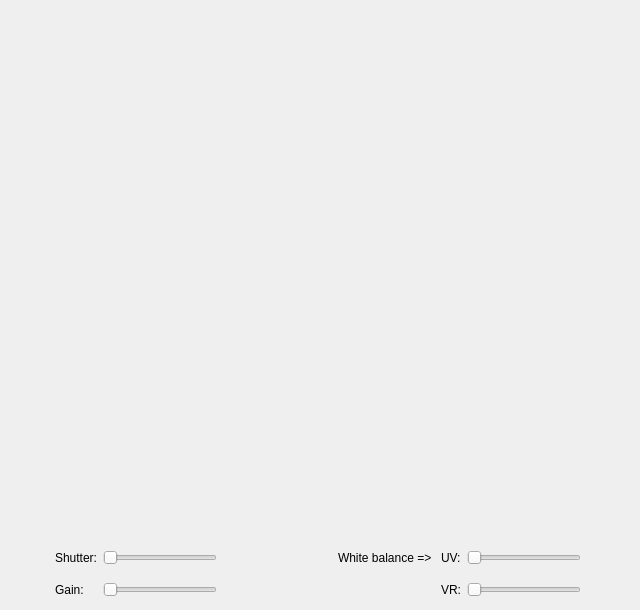
This is videodialog.ui in MJAS1/vidman as Qt 5 draws it before an edit. The edited form follows.
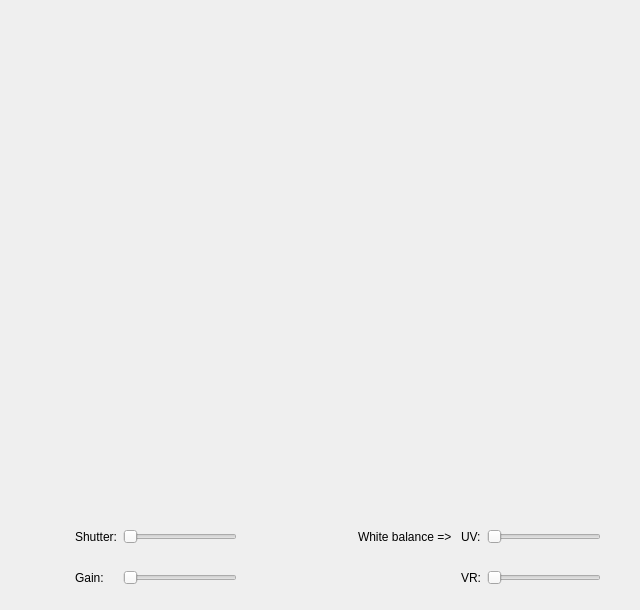
This is the edited form.

```diff
--- a/videodialog.ui
+++ b/videodialog.ui
@@ -16,10 +16,10 @@
   <widget class="QWidget" name="layoutWidget">
    <property name="geometry">
     <rect>
-     <x>-60</x>
-     <y>540</y>
+     <x>-40</x>
+     <y>510</y>
      <width>641</width>
-     <height>66</height>
+     <height>92</height>
     </rect>
    </property>
    <layout class="QGridLayout" name="gridLayout">
```
Left out of the diff: 82 changed lines with no effect on the pictures.
